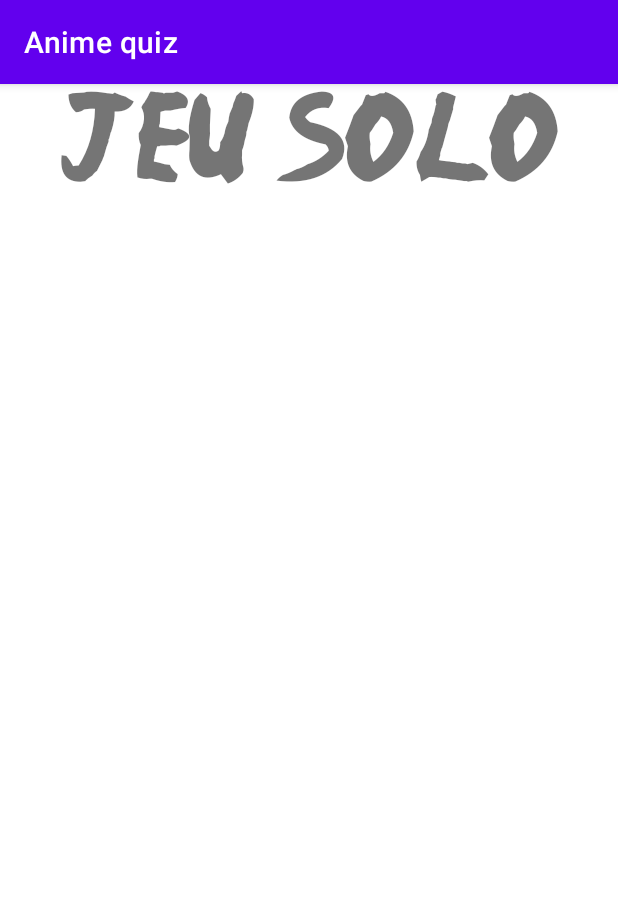
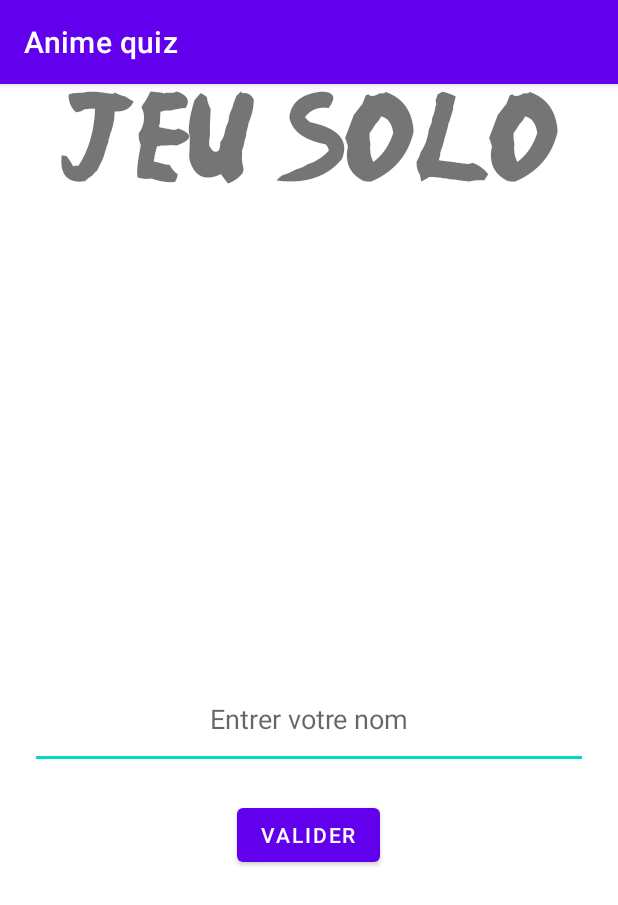
Before and after one commit to DominiqueDaquin/GameQuiz, an Android app: the soloActivity screen opened directly, with no data from a screen before it, on a phone screen of 412 x 824 dp. Shown: the top 905 px of the screen. Run offline under Robolectric (Android 15) with nearby library versions, the phone set to English and light mode, and no system bars.

Commit message:
ajout de quelques nouveau fichier. Notamment les layouts et activity des parties jeu solo ,jeu en equipe et jeu en ligne. Egalement l'ajout de l'image parchemin dans le dossier drawable.

```diff
--- a/app/src/main/java/com/example/gamequiz/soloActivity.java
+++ b/app/src/main/java/com/example/gamequiz/soloActivity.java
@@ -2,13 +2,32 @@ package com.example.gamequiz;
 
 import androidx.appcompat.app.AppCompatActivity;
 
+import android.annotation.SuppressLint;
 import android.os.Bundle;
+import android.view.View;
+import android.widget.Button;
+import android.widget.EditText;
+import android.widget.RelativeLayout;
+import android.widget.TextView;
 
 public class soloActivity extends AppCompatActivity {
-
+    private EditText textsolo;
+    private Button btnvalider;
+    private TextView t1;
+    @SuppressLint("MissingInflatedId")
     @Override
     protected void onCreate(Bundle savedInstanceState) {
         super.onCreate(savedInstanceState);
         setContentView(R.layout.activity_solo);
+        this.textsolo=(EditText) findViewById(R.id.textsolo);
+        this.btnvalider=(Button) findViewById(R.id.buttonValider);
+
+
+        btnvalider.setOnClickListener(new View.OnClickListener() {
+            @Override
+            public void onClick(View view) {
+            t1.setText("yo");
+            }
+        });
     }
 }
--- a/app/src/main/res/layout/activity_solo.xml
+++ b/app/src/main/res/layout/activity_solo.xml
@@ -15,4 +15,33 @@
     android:layout_alignParentTop="true"
     android:textSize="100px"
     />
+
+    <RelativeLayout
+        android:layout_width="match_parent"
+        android:layout_height="match_parent"
+        android:layout_below="@+id/Titresolo"
+        android:gravity="center"
+        android:id="@+id/relative1"
+        android:layout_marginTop="70px">
+        <EditText
+            android:layout_width="match_parent"
+            android:layout_margin="20dp"
+            android:hint="Entrer votre nom"
+            android:layout_height="100px"
+            android:id="@+id/textsolo"
+            android:gravity="center"
+
+            />
+
+        <Button
+            android:id="@+id/buttonValider"
+            android:layout_width="wrap_content"
+            android:layout_height="wrap_content"
+            android:text="Valider"
+            android:layout_below="@+id/textsolo"
+            android:layout_centerInParent="true"
+           />
+
+
+    </RelativeLayout>
 </RelativeLayout>
```
